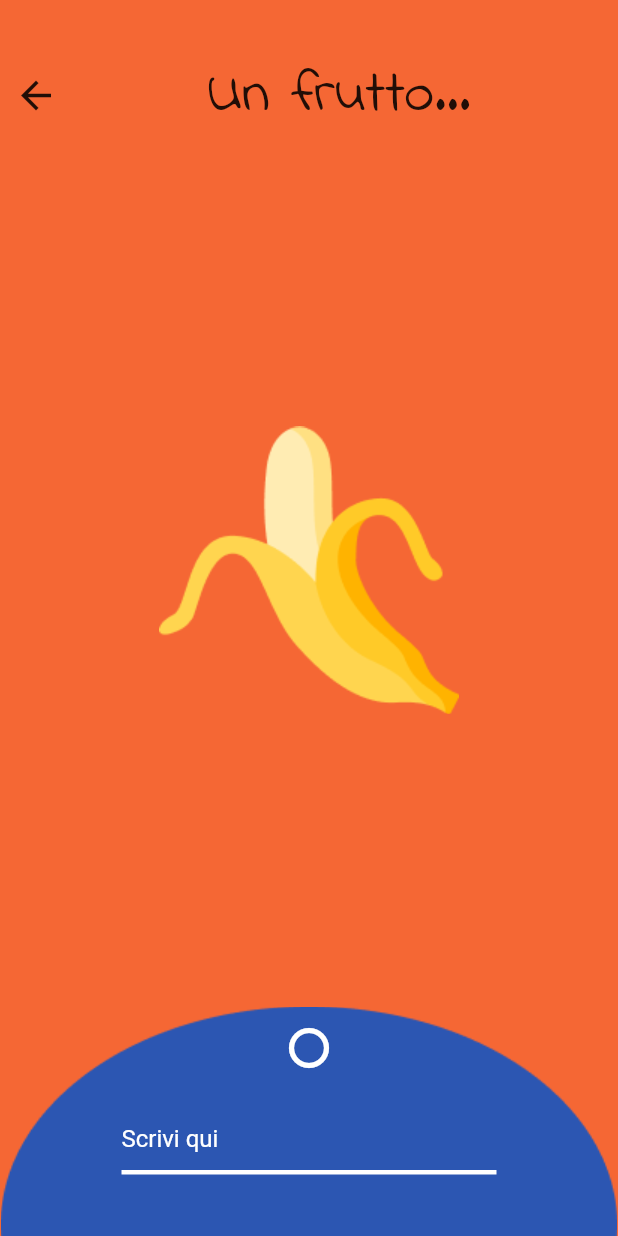
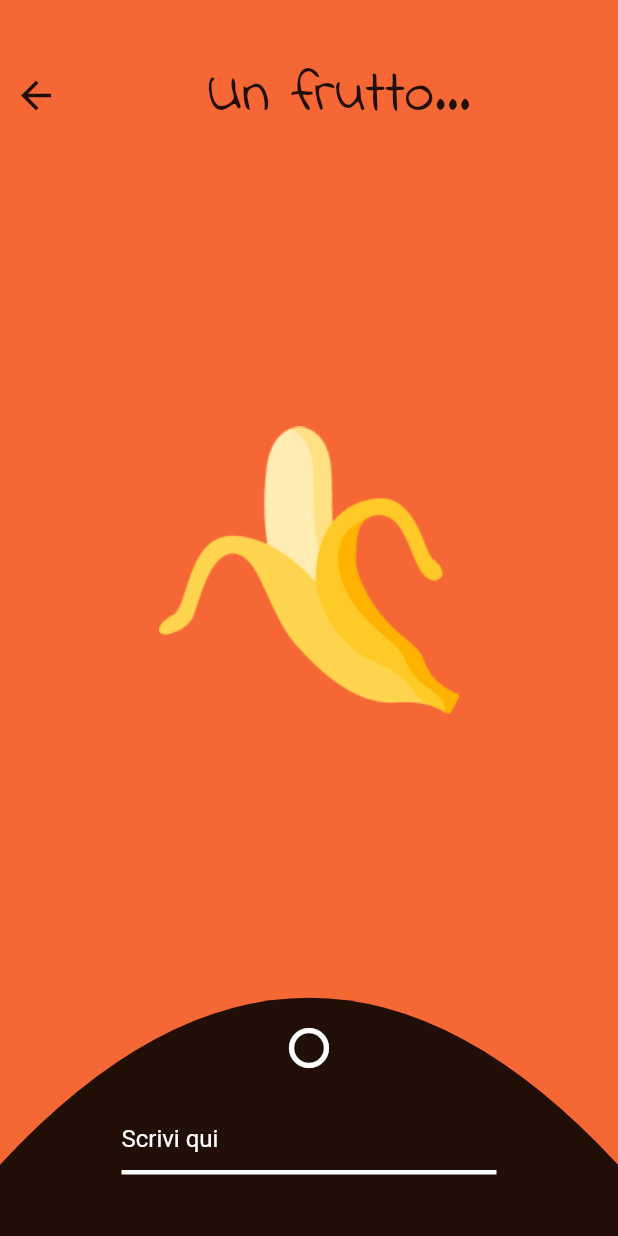
Before and after one commit to Salotto-SGS/pasol-project, a Flutter app: the AllLevelsPage screen opened by its route, after a tap on an icon or button, on a phone screen of 412 x 824 dp. Run offline on Flutter 3.47's test engine with Material 2 defaults, Android fonts, the phone set to English and light mode, and no system bars; our stand-ins replace shared_preferences; accounts and stored records are empty.

Commit message:
Sistemata ellisse e invio submitta i livelli

```diff
--- /dev/null
+++ b/gpoi/lib/painter/Painter.dart
@@ -0,0 +1,24 @@
+import 'package:flutter/material.dart';
+
+class CurvePainter extends CustomPainter {
+  @override
+  void paint(Canvas canvas, Size size) {
+    var paint = Paint();
+    paint.color = Colors.black87;
+    paint.style = PaintingStyle.fill;
+
+    var path = Path();
+    path.moveTo(0, size.height);
+    path.lineTo(0, size.height * 0.75);
+    path.quadraticBezierTo(size.width / 2, -80, size.width, size.height * 0.75);
+    path.lineTo(size.width, size.height * 0.75);
+    path.lineTo(size.width, size.height);
+
+    canvas.drawPath(path, paint);
+  }
+
+  @override
+  bool shouldRepaint(CustomPainter oldDelegate) {
+    return true;
+  }
+}
--- a/gpoi/lib/views/allLevels.dart
+++ b/gpoi/lib/views/allLevels.dart
@@ -66,7 +66,7 @@ class _AllLevelsPageState extends State<AllLevelsPage> {
           crossAxisAlignment: CrossAxisAlignment.center,
           children: <Widget>[
             Container(
-              height: 780,
+              height: height * 0.9,
               child: ListView.builder(
                 itemCount: (levels.length / 4).ceil(),
                 itemBuilder: (context, index) {
--- a/gpoi/lib/views/level.dart
+++ b/gpoi/lib/views/level.dart
@@ -1,10 +1,10 @@
 import 'dart:convert';
-
-import 'package:flutter/foundation.dart';
 import 'package:flutter/material.dart';
 import 'package:flutter/services.dart';
 import 'package:gpoi/classes/Level.dart';
 import 'package:shared_preferences/shared_preferences.dart';
+
+import '../painter/Painter.dart';
 
 class LevelPage extends StatefulWidget {
   int _id;
@@ -141,6 +141,7 @@ class _LevelPageState extends State<LevelPage> {
   @override
   Widget build(BuildContext context) {
     return Scaffold(
+      //resizeToAvoidBottomInset: false,
       backgroundColor: backgroundColor,
       body: SafeArea(
         child: Column(
@@ -190,10 +191,7 @@ class _LevelPageState extends State<LevelPage> {
               child: Stack(
                 alignment: Alignment.center,
                 children: [
-                  Align(
-                    alignment: Alignment.bottomCenter,
-                    child: Image.asset('assets/images/ellipse.png'),
-                  ),
+                  InputFormBackground(),
                   Container(
                     margin: EdgeInsets.only(bottom: 60),
                     child: IconButton(
@@ -210,6 +208,10 @@ class _LevelPageState extends State<LevelPage> {
                       child: Container(
                         width: 250,
                         child: TextField(
+                          textInputAction: TextInputAction.go,
+                          onSubmitted: (value) {
+                            getResponse(_responseController);
+                          },
                           controller: _responseController,
                           style: TextStyle(
                             color: Colors.white,
@@ -253,3 +255,17 @@ class _LevelPageState extends State<LevelPage> {
     );
   }
 }
+
+class InputFormBackground extends StatelessWidget {
+  @override
+  Widget build(BuildContext context) {
+    return MaterialApp(
+      debugShowCheckedModeBanner: false,
+      home: Container(
+        child: CustomPaint(
+          painter: CurvePainter(),
+        ),
+      ),
+    );
+  }
+}
```
